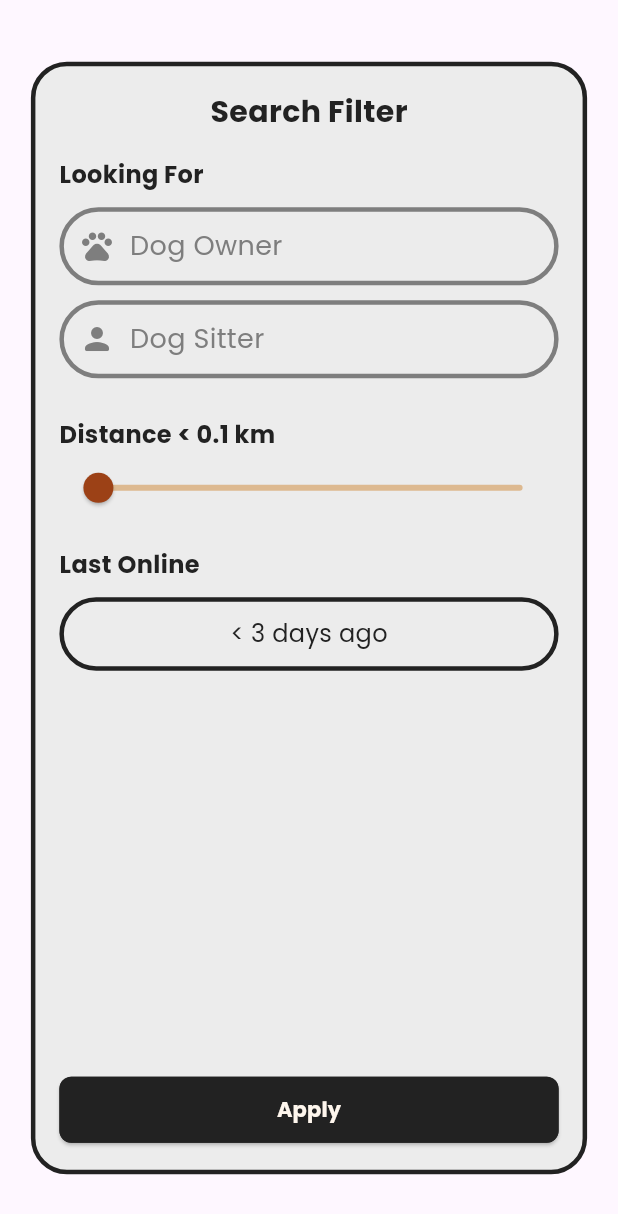
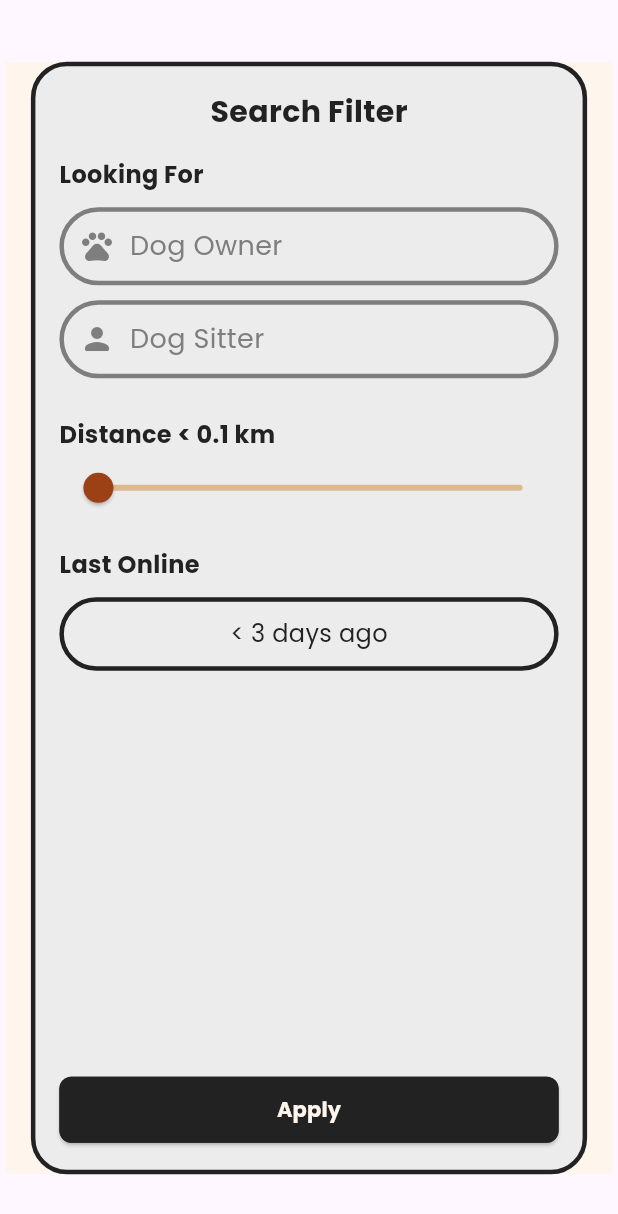
Before and after one commit to simonroedig/DoggyMatch, a Flutter app: the FilterMenu widget shown alone on an empty page, opened directly with empty values, on a phone screen of 412 x 824 dp. Shown: the top 1214 px of the screen. Run offline on Flutter 3.47's test engine with Material 3 defaults, Android fonts, the phone set to English and light mode, and no system bars; our stand-ins replace cloud_firestore, firebase_auth, firebase_core, firebase_storage, geocoding, geolocator and 2 more; accounts and stored records are empty; network calls fail; project files that could hold a hidden picture were left out.

Commit message:
fixed seeing otherpersons behind profile widget, add icons

```diff
--- a/lib/widgets/filter_menu.dart
+++ b/lib/widgets/filter_menu.dart
@@ -69,9 +69,13 @@ class FilterMenuState extends State<FilterMenu> {
   Widget build(BuildContext context) {
     return Center(
       child: Container(
+        color: AppColors.bg, // Set the background color for the sides
+        child: Padding(
+          padding: const EdgeInsets.symmetric(
+              horizontal: 17.0), // Adjust padding for left and right
+          child: Container(
             width: MediaQuery.of(context).size.width * 0.9,
             height: _calculateHeight(context),
-        margin: const EdgeInsets.symmetric(horizontal: 17.0),
             decoration: BoxDecoration(
               color: AppColors.greyLightest,
               borderRadius: BorderRadius.circular(24.0),
@@ -218,7 +222,8 @@ class FilterMenuState extends State<FilterMenu> {
                       child: ElevatedButton(
                         onPressed: _applyChanges,
                         style: ElevatedButton.styleFrom(
-                      backgroundColor: AppColors.customBlack, // Button color
+                          backgroundColor:
+                              AppColors.customBlack, // Button color
                           padding: const EdgeInsets.symmetric(
                             vertical: 12.0, // Increase the vertical padding
                           ),
@@ -245,6 +250,8 @@ class FilterMenuState extends State<FilterMenu> {
                   ),
                 ),
               ],
+            ),
+          ),
         ),
       ),
     );
```
Also changed, not shown: lib/widgets/profile/profile_image_stack.dart (+20 -1 lines), lib/widgets/profile/profile_widget.dart (+32 -3 lines). Lines whose indentation alone changed are shown as unchanged.
